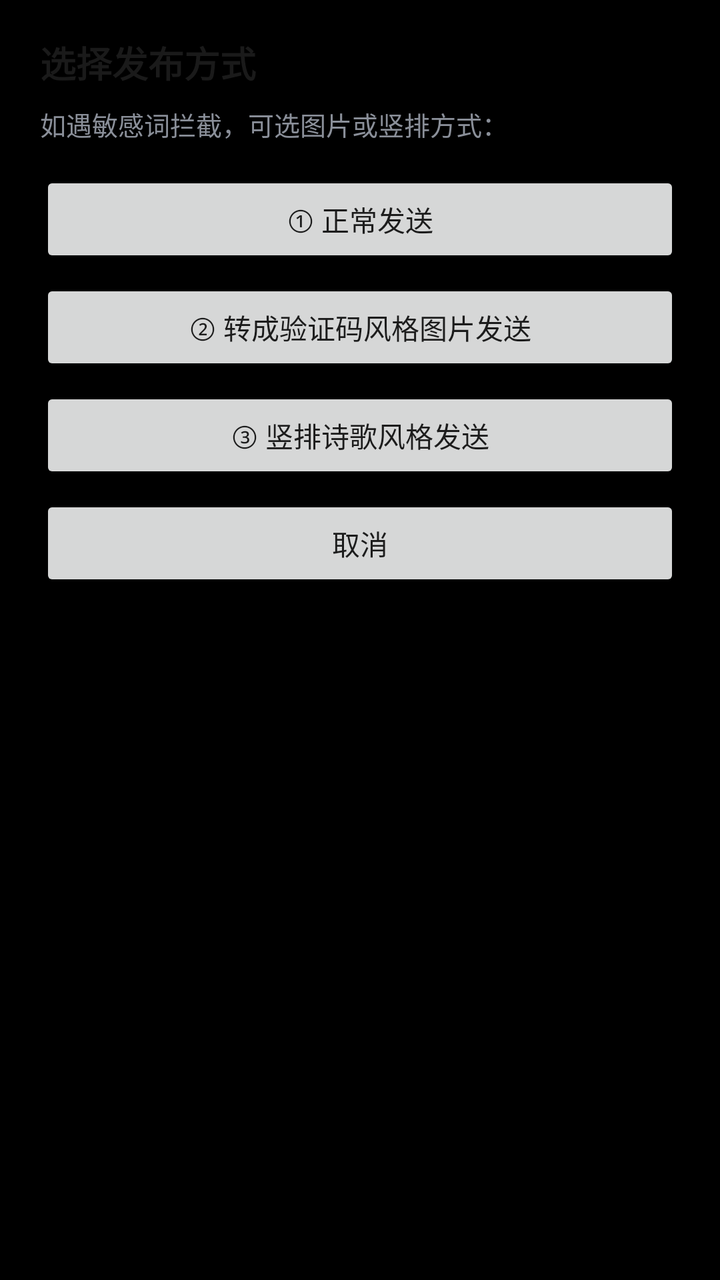
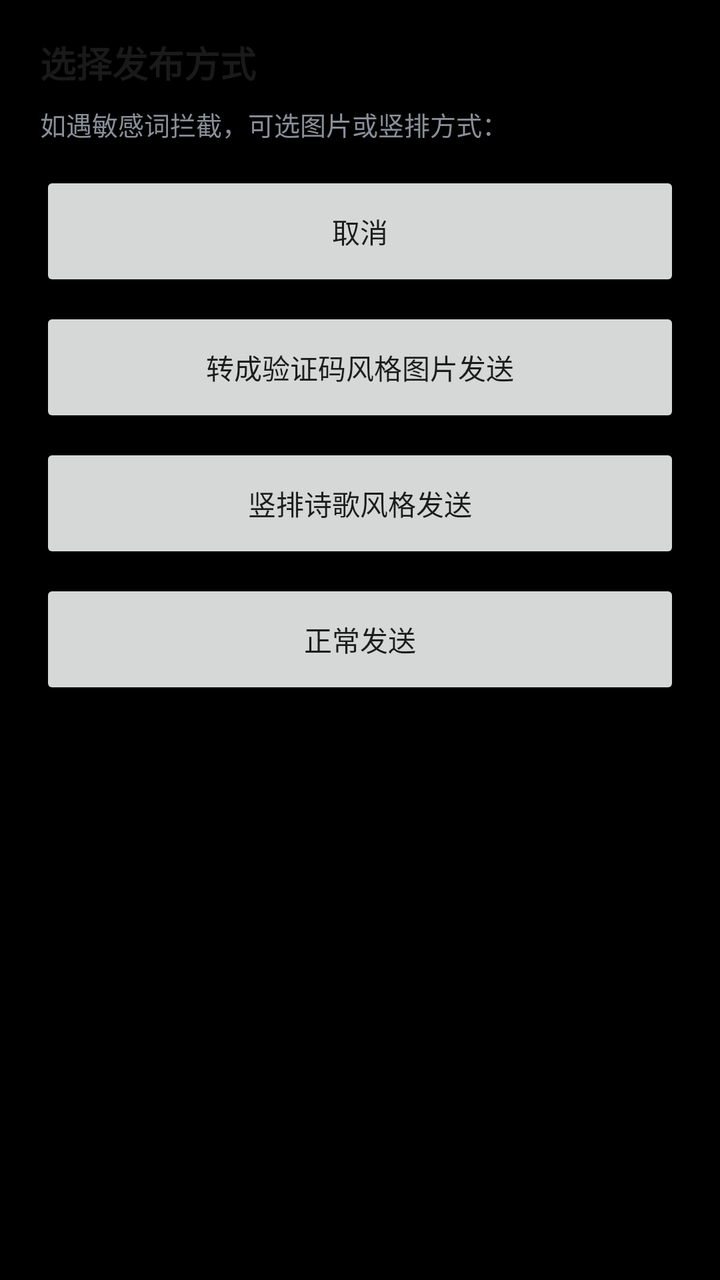

Compare the two renders of this Android layout. The source of the first and the diff that turns it into the second are given below.
<!-- AndroidManifest.xml: application theme AppTheme -->
<!-- res/layout/dialog_publish_method.xml -->
<?xml version="1.0" encoding="utf-8"?>
<LinearLayout xmlns:android="http://schemas.android.com/apk/res/android"
    android:layout_width="match_parent"
    android:layout_height="wrap_content"
    android:orientation="vertical"
    android:paddingStart="20dp"
    android:paddingTop="18dp"
    android:paddingEnd="20dp"
    android:paddingBottom="12dp">

    <TextView
        android:id="@+id/pm_title"
        android:layout_width="match_parent"
        android:layout_height="wrap_content"
        android:text="选择发布方式"
        android:textColor="@color/mine_row_title"
        android:textSize="18sp"
        android:textStyle="bold" />

    <TextView
        android:id="@+id/pm_desc"
        android:layout_width="match_parent"
        android:layout_height="wrap_content"
        android:layout_marginTop="8dp"
        android:text="如遇敏感词拦截，可选图片或竖排方式："
        android:textColor="@color/mine_row_summary"
        android:textSize="13sp" />

    <Button
        android:id="@+id/pm_btn_normal"
        android:layout_width="match_parent"
        android:layout_height="wrap_content"
        android:layout_marginTop="14dp"
        android:text="① 正常发送"
        android:textAllCaps="false" />

    <Button
        android:id="@+id/pm_btn_jpg"
        android:layout_width="match_parent"
        android:layout_height="wrap_content"
        android:layout_marginTop="6dp"
        android:text="② 转成验证码风格图片发送"
        android:textAllCaps="false" />

    <Button
        android:id="@+id/pm_btn_vertical"
        android:layout_width="match_parent"
        android:layout_height="wrap_content"
        android:layout_marginTop="6dp"
        android:text="③ 竖排诗歌风格发送"
        android:textAllCaps="false" />

    <Button
        android:id="@+id/pm_btn_cancel"
        android:layout_width="match_parent"
        android:layout_height="wrap_content"
        android:layout_marginTop="6dp"
        android:text="取消"
        android:textAllCaps="false" />

</LinearLayout>
<!-- resources referenced by this layout -->
<resources>
  <color name="mine_row_summary">#8A8F99</color>
  <color name="mine_row_title">#1A1A1A</color>
  <style name="AppTheme" parent="Theme.AppCompat.Light.DarkActionBar">
      
      <item name="colorPrimary">@color/colorPrimary</item>
      <item name="colorPrimaryDark">@color/colorPrimaryDark</item>
      <item name="colorAccent">@color/colorAccent</item>
  
      <item name="android:windowIsTranslucent">true</item>
      <item name="android:windowAnimationStyle">@style/ActivityAnimFade</item>
  
      
      <item name="android:windowBackground">@color/black_background</item>
  
      <item name="preferenceTheme">@style/MyPreferenceThemeOverlay</item>
    </style>
  <color name="colorPrimary">#607D8B</color>
  <color name="colorPrimaryDark">#455A64</color>
  <color name="colorAccent">#FF4081</color>
  <style name="ActivityAnimFade" parent="@android:style/Animation.Activity">
      <item name="android:activityOpenEnterAnimation">@anim/activity_fade_in</item>
      <item name="android:activityOpenExitAnimation">@anim/activity_hold</item>
      <item name="android:activityCloseEnterAnimation">@anim/activity_fade_in</item>
      <item name="android:activityCloseExitAnimation">@anim/activity_fade_out</item>
    </style>
  <color name="black_background">#000000</color>
  <style name="MyPreferenceThemeOverlay" parent="PreferenceThemeOverlay.v14.Material">
      <item name="android:background">@color/body_background_night</item>
      <item name="android:textColor">@color/status_text_night</item>
      <item name="android:textColorSecondary">@color/blue_text_night</item>
    </style>
  <color name="body_background_night">#FFFFFF</color>
  <color name="status_text_night">#000000</color>
  <color name="blue_text_night">#0099FF</color>
</resources>

<!-- the commit's change to res/layout/dialog_publish_method.xml (unified diff, before → after) -->
@@ -27,35 +27,35 @@
         android:textSize="13sp" />
 
     <Button
-        android:id="@+id/pm_btn_normal"
+        android:id="@+id/pm_btn_cancel"
         android:layout_width="match_parent"
-        android:layout_height="wrap_content"
+        android:layout_height="60dp"
         android:layout_marginTop="14dp"
-        android:text="① 正常发送"
+        android:text="取消"
         android:textAllCaps="false" />
 
     <Button
         android:id="@+id/pm_btn_jpg"
         android:layout_width="match_parent"
-        android:layout_height="wrap_content"
-        android:layout_marginTop="6dp"
-        android:text="② 转成验证码风格图片发送"
+        android:layout_height="60dp"
+        android:layout_marginTop="8dp"
+        android:text="转成验证码风格图片发送"
         android:textAllCaps="false" />
 
     <Button
         android:id="@+id/pm_btn_vertical"
         android:layout_width="match_parent"
-        android:layout_height="wrap_content"
-        android:layout_marginTop="6dp"
-        android:text="③ 竖排诗歌风格发送"
+        android:layout_height="60dp"
+        android:layout_marginTop="8dp"
+        android:text="竖排诗歌风格发送"
         android:textAllCaps="false" />
 
     <Button
-        android:id="@+id/pm_btn_cancel"
+        android:id="@+id/pm_btn_normal"
         android:layout_width="match_parent"
-        android:layout_height="wrap_content"
-        android:layout_marginTop="6dp"
-        android:text="取消"
+        android:layout_height="60dp"
+        android:layout_marginTop="8dp"
+        android:text="正常发送"
         android:textAllCaps="false" />
 
 </LinearLayout>
